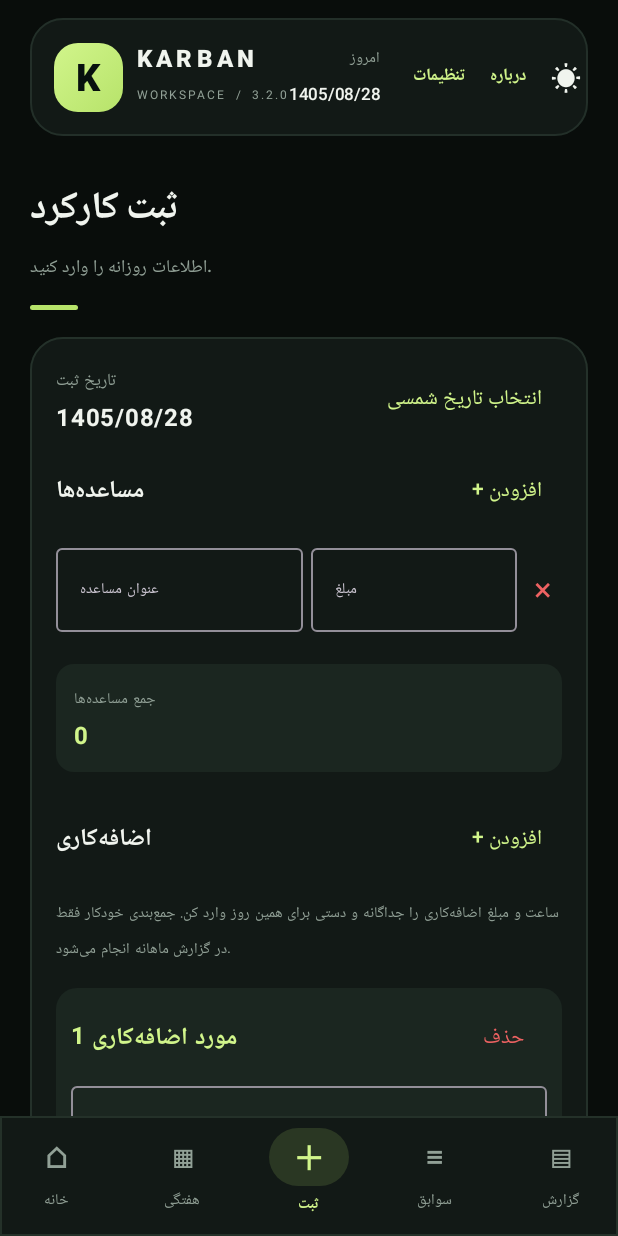
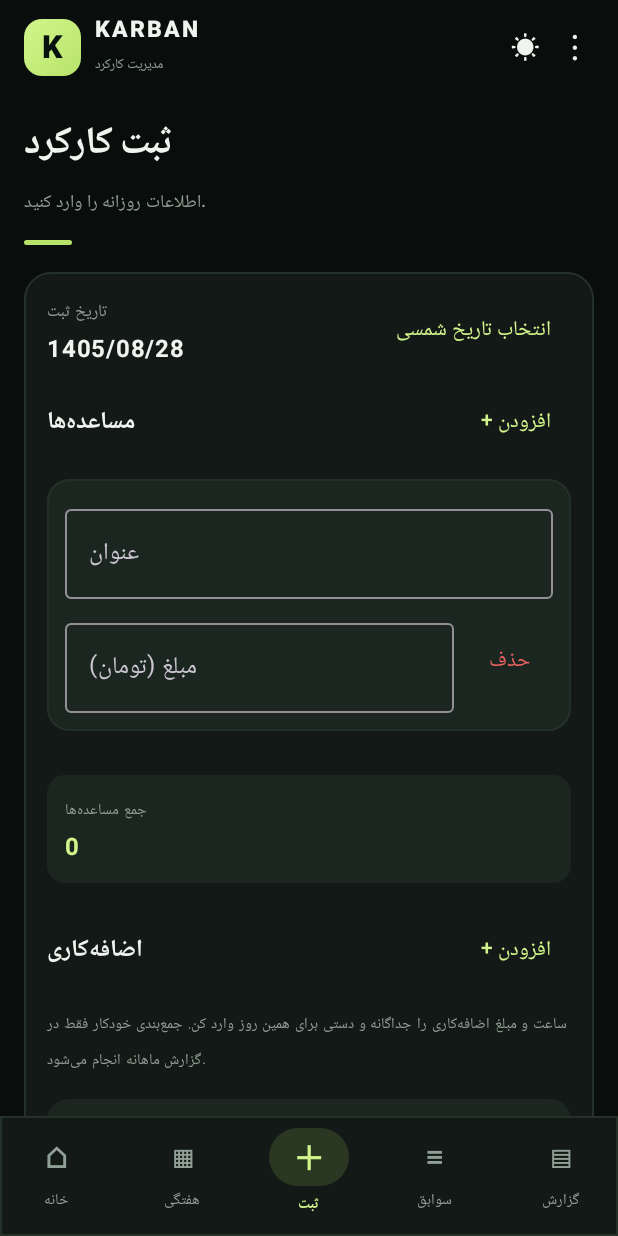
Before and after one commit to sointrn-ops/Karkard-Android, an Android app built with Jetpack Compose: the screen it shows after launch (MainActivity), item 3 of the bottom bar chosen, on a phone screen of 412 x 824 dp. Run offline under Robolectric (Android 15) with nearby library versions, the phone set to English and light mode, and no system bars.

Commit message:
Polish KARBAN mobile layout and improve spacing across screens

```diff
--- a/app/src/main/java/ir/example/karkard/MainActivity.kt
+++ b/app/src/main/java/ir/example/karkard/MainActivity.kt
@@ -225,6 +225,7 @@ private fun KarbanApp(
     var deleteTarget by remember { mutableStateOf<WorkRecord?>(null) }
     var pendingRestore by remember { mutableStateOf<List<WorkRecord>?>(null) }
     var showCalendar by remember { mutableStateOf(false) }
+    var showHeaderMenu by remember { mutableStateOf(false) }
     var calendarYear by remember { mutableIntStateOf(jalaliParts(LocalDate.parse(selectedDate)).first) }
     var calendarMonth by remember { mutableIntStateOf(jalaliParts(LocalDate.parse(selectedDate)).second) }
 
@@ -307,43 +308,31 @@ private fun KarbanApp(
                 }
             }
         ) { padding ->
-            Column(Modifier.fillMaxSize().background(background).padding(padding).padding(horizontal = 20.dp)) {
+            Column(Modifier.fillMaxSize().background(background).padding(padding).padding(horizontal = 16.dp)) {
                 Row(
-                    Modifier.fillMaxWidth()
-                        .padding(top = 12.dp, bottom = 18.dp)
-                        .border(1.dp, if (isLight) Color(0xFFE3E9ED) else Outline.copy(alpha = 0.75f), RoundedCornerShape(22.dp))
-                        .background(surface, RoundedCornerShape(22.dp))
-                        .padding(horizontal = 16.dp, vertical = 15.dp),
+                    Modifier.fillMaxWidth().padding(top = 7.dp, bottom = 10.dp),
                     horizontalArrangement = Arrangement.SpaceBetween,
                     verticalAlignment = Alignment.CenterVertically
                 ) {
-                    Row(verticalAlignment = Alignment.CenterVertically) {
-                        Box(
-                            Modifier.size(46.dp).background(androidx.compose.ui.graphics.Brush.linearGradient(listOf(AccentBright, Accent)), RoundedCornerShape(16.dp)),
-                            contentAlignment = Alignment.Center
-                        ) {
-                            Text("K", color = Color(0xFF07110E), fontSize = 25.sp, fontWeight = FontWeight.Black)
+                    Row(verticalAlignment = Alignment.CenterVertically, horizontalArrangement = Arrangement.spacedBy(9.dp)) {
+                        Box(Modifier.size(38.dp).background(androidx.compose.ui.graphics.Brush.linearGradient(listOf(AccentBright, Accent)), RoundedCornerShape(12.dp)), contentAlignment = Alignment.Center) {
+                            Text("K", color = Color(0xFF07110E), fontSize = 21.sp, fontWeight = FontWeight.Black)
                         }
-                        Spacer(Modifier.width(9.dp))
-                        Column {
-                            Text("KARBAN", color = foreground, fontWeight = FontWeight.Black, letterSpacing = 2.8.sp, fontSize = 16.sp)
-                            Text("WORKSPACE  /  3.2.0", color = secondary, fontSize = 8.sp, letterSpacing = 1.3.sp)
+                        Column(verticalArrangement = Arrangement.spacedBy(0.dp)) {
+                            Text("KARBAN", color = foreground, fontWeight = FontWeight.Black, letterSpacing = 2.sp, fontSize = 15.sp)
+                            Text("مدیریت کارکرد", color = secondary, fontSize = 9.sp)
                         }
                     }
-                    Row(verticalAlignment = Alignment.CenterVertically, horizontalArrangement = Arrangement.spacedBy(5.dp)) {
-                        Column(horizontalAlignment = Alignment.End) {
-                            Text("امروز", color = secondary, fontSize = 10.sp)
-                            Text(persianDate(LocalDate.now().toString()), color = foreground, fontSize = 11.sp, fontWeight = FontWeight.SemiBold)
+                    Row(verticalAlignment = Alignment.CenterVertically, horizontalArrangement = Arrangement.spacedBy(2.dp)) {
+                        Text(if (isLight) "☾" else "☀", color = foreground, fontSize = 19.sp,
+                            modifier = Modifier.clickable { isLight = !isLight; saveTheme(isLight) }.padding(9.dp))
+                        Box {
+                            Text("⋮", color = foreground, fontSize = 23.sp, modifier = Modifier.clickable { showHeaderMenu = true }.padding(horizontal = 9.dp, vertical = 5.dp))
+                            DropdownMenu(expanded = showHeaderMenu, onDismissRequest = { showHeaderMenu = false }) {
+                                DropdownMenuItem(text = { Text("تنظیمات") }, onClick = { showHeaderMenu = false; page = "settings" })
+                                DropdownMenuItem(text = { Text("درباره برنامه") }, onClick = { showHeaderMenu = false; page = "about" })
                             }
-                        Spacer(Modifier.width(5.dp))
-                        Text("تنظیمات", color = AccentBright, fontSize = 11.sp, fontWeight = FontWeight.SemiBold, modifier = Modifier.clickable { page = "settings" }.padding(horizontal = 5.dp, vertical = 8.dp))
-                        Text("درباره", color = AccentBright, fontSize = 11.sp, fontWeight = FontWeight.SemiBold, modifier = Modifier.clickable { page = "about" }.padding(horizontal = 5.dp, vertical = 8.dp))
-                        Text(
-                            if (isLight) "☾" else "☀",
-                            color = foreground,
-                            fontSize = 20.sp,
-                            modifier = Modifier.clickable { isLight = !isLight; saveTheme(isLight) }.padding(5.dp)
-                        )
+                        }
                     }
                 }
 
@@ -402,21 +391,30 @@ private fun KarbanApp(
                                     TextButton(onClick = { page = "week" }) { Text("مشاهده هفته") }
                                 }
                             }
-                            Row(Modifier.fillMaxWidth().padding(top = 12.dp), horizontalArrangement = Arrangement.spacedBy(9.dp)) {
-                                Column(Modifier.weight(1f).border(1.dp, Outline.copy(alpha = 0.65f), RoundedCornerShape(19.dp)).background(surface, RoundedCornerShape(19.dp)).padding(15.dp)) {
-                                    Text("روزهای ثبت‌شده", color = secondary, fontSize = 11.sp)
-                                    Text(records.size.toString(), color = foreground, fontSize = 25.sp, fontWeight = FontWeight.Bold)
-                                    Text("در کل", color = secondary, fontSize = 10.sp)
+                            Column(Modifier.fillMaxWidth().padding(top = 12.dp), verticalArrangement = Arrangement.spacedBy(9.dp)) {
+                                Row(Modifier.fillMaxWidth(), horizontalArrangement = Arrangement.spacedBy(9.dp)) {
+                                    Column(Modifier.weight(1f).border(1.dp, Outline.copy(alpha = 0.65f), RoundedCornerShape(16.dp)).background(surface, RoundedCornerShape(16.dp)).padding(13.dp)) {
+                                        Text("روزهای ثبت‌شده", color = secondary, fontSize = 10.sp)
+                                        Text(records.size.toString(), color = foreground, fontSize = 23.sp, fontWeight = FontWeight.Bold)
+                                        Text("در کل", color = secondary, fontSize = 9.sp)
                                     }
-                                Column(Modifier.weight(1f).background(surface, RoundedCornerShape(18.dp)).padding(14.dp)) {
-                                    Text("اضافه‌کاری", color = secondary, fontSize = 11.sp)
-                                    Text(monthOvertime.toString(), color = AccentBright, fontSize = 25.sp, fontWeight = FontWeight.Bold)
-                                    Text("ساعت این ماه", color = secondary, fontSize = 10.sp)
+                                    Column(Modifier.weight(1f).border(1.dp, Outline.copy(alpha = 0.65f), RoundedCornerShape(16.dp)).background(surface, RoundedCornerShape(16.dp)).padding(13.dp)) {
+                                        Text("اضافه‌کاری", color = secondary, fontSize = 10.sp)
+                                        Text(monthOvertime.toString(), color = AccentBright, fontSize = 23.sp, fontWeight = FontWeight.Bold)
+                                        Text("ساعت این ماه", color = secondary, fontSize = 9.sp)
                                     }
-                                Column(Modifier.weight(1f).background(surface, RoundedCornerShape(18.dp)).padding(14.dp)) {
-                                    Text("امروز", color = secondary, fontSize = 11.sp)
-                                    Text(todayRecords.size.toString(), color = foreground, fontSize = 25.sp, fontWeight = FontWeight.Bold)
-                                    Text("ثبت", color = secondary, fontSize = 10.sp)
+                                }
+                                Row(Modifier.fillMaxWidth(), horizontalArrangement = Arrangement.spacedBy(9.dp)) {
+                                    Column(Modifier.weight(1f).border(1.dp, Outline.copy(alpha = 0.65f), RoundedCornerShape(16.dp)).background(surface, RoundedCornerShape(16.dp)).padding(13.dp)) {
+                                        Text("ثبت امروز", color = secondary, fontSize = 10.sp)
+                                        Text(todayRecords.size.toString(), color = foreground, fontSize = 23.sp, fontWeight = FontWeight.Bold)
+                                        Text("گزارش", color = secondary, fontSize = 9.sp)
+                                    }
+                                    Column(Modifier.weight(1f).border(1.dp, Outline.copy(alpha = 0.65f), RoundedCornerShape(16.dp)).background(surface, RoundedCornerShape(16.dp)).padding(13.dp)) {
+                                        Text("مبلغ اضافه‌کاری", color = secondary, fontSize = 10.sp)
+                                        Text(monthOvertimeMoney.toString(), color = AccentBright, fontSize = 18.sp, fontWeight = FontWeight.Bold)
+                                        Text("تومان · این ماه", color = secondary, fontSize = 9.sp)
+                                    }
                                 }
                             }
                             Text("دسترسی سریع", color = foreground, fontSize = 17.sp, fontWeight = FontWeight.Bold, modifier = Modifier.padding(top = 19.dp, bottom = 9.dp))
@@ -680,6 +678,7 @@ private fun KarbanApp(
 
                         Heading("آرشیو سوابق", "جست‌وجو و مدیریت کارکردهای ثبت‌شده", foreground, secondary)
 
+                        Column(Modifier.fillMaxWidth(), verticalArrangement = Arrangement.spacedBy(8.dp)) {
                             Row(Modifier.fillMaxWidth(), horizontalArrangement = Arrangement.spacedBy(8.dp)) {
                                 Column(Modifier.weight(1f).background(surface, RoundedCornerShape(15.dp)).padding(12.dp)) {
                                     Text("کل سوابق", color = secondary, fontSize = 10.sp)
@@ -689,9 +688,10 @@ private fun KarbanApp(
                                     Text("نتیجه فیلتر", color = secondary, fontSize = 10.sp)
                                     Text(filteredRecords.size.toString(), color = AccentBright, fontSize = 22.sp, fontWeight = FontWeight.Black)
                                 }
-                            Column(Modifier.weight(1f).background(surface, RoundedCornerShape(15.dp)).padding(12.dp)) {
+                            }
+                            Column(Modifier.fillMaxWidth().background(surface, RoundedCornerShape(15.dp)).padding(horizontal = 12.dp, vertical = 9.dp)) {
                                 Text("ماه‌های دارای سابقه", color = secondary, fontSize = 10.sp)
-                                Text(monthGroups.toString(), color = foreground, fontSize = 22.sp, fontWeight = FontWeight.Black)
+                                Text(monthGroups.toString(), color = foreground, fontSize = 18.sp, fontWeight = FontWeight.Bold)
                             }
                         }
 
@@ -704,29 +704,23 @@ private fun KarbanApp(
                             placeholder = { Text("جست‌وجو در تاریخ، گزارش یا عنوان...") }
                         )
 
-                        Row(Modifier.fillMaxWidth().padding(vertical = 8.dp), horizontalArrangement = Arrangement.spacedBy(8.dp)) {
+                        Column(Modifier.fillMaxWidth().padding(vertical = 8.dp), verticalArrangement = Arrangement.spacedBy(7.dp)) {
+                            Row(Modifier.fillMaxWidth(), horizontalArrangement = Arrangement.spacedBy(8.dp)) {
                                 Box(Modifier.weight(1f)) {
-                                OutlinedButton(onClick = { monthMenuOpen = true }, modifier = Modifier.fillMaxWidth()) {
-                                    Text(monthNames[archiveMonth], maxLines = 1, color = foreground)
+                                    OutlinedButton(onClick = { monthMenuOpen = true }, modifier = Modifier.fillMaxWidth()) { Text(monthNames[archiveMonth], maxLines = 1, color = foreground) }
+                                    DropdownMenu(expanded = monthMenuOpen, onDismissRequest = { monthMenuOpen = false }) {
+                                        monthNames.forEachIndexed { index, name -> DropdownMenuItem(text = { Text(name) }, onClick = { archiveMonth = index; monthMenuOpen = false }) }
                                     }
-                                DropdownMenu(expanded = monthMenuOpen, onDismissRequest = { monthMenuOpen = false }) {
-                                    monthNames.forEachIndexed { index, name ->
-                                        DropdownMenuItem(text = { Text(name) }, onClick = { archiveMonth = index; monthMenuOpen = false })
+                                }
+                                Box(Modifier.weight(1f)) {
+                                    OutlinedButton(onClick = { yearMenuOpen = true }, modifier = Modifier.fillMaxWidth()) { Text(if (archiveYear == 0) "همه سال‌ها" else archiveYear.toString(), color = foreground) }
+                                    DropdownMenu(expanded = yearMenuOpen, onDismissRequest = { yearMenuOpen = false }) {
+                                        DropdownMenuItem(text = { Text("همه سال‌ها") }, onClick = { archiveYear = 0; yearMenuOpen = false })
+                                        availableYears.forEach { year -> DropdownMenuItem(text = { Text(year.toString()) }, onClick = { archiveYear = year; yearMenuOpen = false }) }
                                     }
                                 }
                             }
-                            Box(Modifier.weight(1f)) {
-                                OutlinedButton(onClick = { yearMenuOpen = true }, modifier = Modifier.fillMaxWidth()) {
-                                    Text(if (archiveYear == 0) "همه سال‌ها" else archiveYear.toString(), color = foreground)
-                                }
-                                DropdownMenu(expanded = yearMenuOpen, onDismissRequest = { yearMenuOpen = false }) {
-                                    DropdownMenuItem(text = { Text("همه سال‌ها") }, onClick = { archiveYear = 0; yearMenuOpen = false })
-                                    availableYears.forEach { year ->
-                                        DropdownMenuItem(text = { Text(year.toString()) }, onClick = { archiveYear = year; yearMenuOpen = false })
-                                    }
-                                }
-                            }
-                            TextButton(onClick = { search = ""; archiveMonth = 0; archiveYear = 0 }) { Text("پاک‌سازی") }
+                            TextButton(onClick = { search = ""; archiveMonth = 0; archiveYear = 0 }, modifier = Modifier.align(Alignment.End)) { Text("پاک‌سازی فیلترها") }
                         }
 
                         if (filteredRecords.isEmpty()) {
@@ -1043,7 +1037,7 @@ private fun Heading(title: String, subtitle: String, color: Color, muted: Color)
 }
 @Composable
 private fun Panel(color: Color, modifier: Modifier = Modifier, content: @Composable ColumnScope.() -> Unit) {
-    Column(modifier.fillMaxWidth().padding(bottom = 13.dp).border(1.dp, Outline.copy(alpha = 0.82f), RoundedCornerShape(22.dp)).background(color, RoundedCornerShape(22.dp)).padding(horizontal = 17.dp, vertical = 18.dp), verticalArrangement = Arrangement.spacedBy(13.dp), content = content)
+    Column(modifier.fillMaxWidth().padding(bottom = 13.dp).border(1.dp, Outline.copy(alpha = 0.82f), RoundedCornerShape(18.dp)).background(color, RoundedCornerShape(18.dp)).padding(horizontal = 15.dp, vertical = 15.dp), verticalArrangement = Arrangement.spacedBy(13.dp), content = content)
 }
 @Composable
 private fun Metric(label: String, value: String, surface: Color, muted: Color, modifier: Modifier = Modifier) {
@@ -1062,16 +1056,34 @@ private fun PrimaryButton(label: String, action: () -> Unit) {
 @Composable
 private fun ItemEditor(items: List<WorkItem>, titleHint: String, valueHint: String, background: Color, onChange: (List<WorkItem>) -> Unit) {
     items.forEachIndexed { index, item ->
-        Row(Modifier.fillMaxWidth(), verticalAlignment = Alignment.CenterVertically, horizontalArrangement = Arrangement.spacedBy(5.dp)) {
-            OutlinedTextField(item.title, { value -> onChange(items.toMutableList().also { it[index] = item.copy(title = value) }) },
-                modifier = Modifier.weight(1.2f), placeholder = { Text(titleHint, fontSize = 10.sp) }, singleLine = true)
-            OutlinedTextField(if (item.value == 0.0) "" else item.value.toString(), { value ->
-                onChange(items.toMutableList().also { it[index] = item.copy(value = value.toDoubleOrNull()?.coerceAtLeast(0.0) ?: 0.0) })
-            }, modifier = Modifier.weight(1f), placeholder = { Text(valueHint, fontSize = 10.sp) },
-                keyboardOptions = KeyboardOptions(keyboardType = KeyboardType.Decimal), singleLine = true)
-            Text("×", color = Color(0xFFED6262), fontSize = 22.sp, modifier = Modifier.clickable {
-                onChange(items.toMutableList().also { it.removeAt(index) }.ifEmpty { listOf(WorkItem("", 0.0)) })
-            }.padding(6.dp))
+        Column(
+            Modifier.fillMaxWidth().padding(bottom = 8.dp)
+                .border(1.dp, Outline.copy(alpha = 0.65f), RoundedCornerShape(15.dp))
+                .background(background, RoundedCornerShape(15.dp)).padding(12.dp),
+            verticalArrangement = Arrangement.spacedBy(8.dp)
+        ) {
+            OutlinedTextField(
+                value = item.title,
+                onValueChange = { value -> onChange(items.toMutableList().also { it[index] = item.copy(title = value) }) },
+                modifier = Modifier.fillMaxWidth(),
+                placeholder = { Text(titleHint) },
+                label = { Text("عنوان") },
+                singleLine = true
+            )
+            Row(Modifier.fillMaxWidth(), verticalAlignment = Alignment.CenterVertically, horizontalArrangement = Arrangement.spacedBy(8.dp)) {
+                OutlinedTextField(
+                    value = if (item.value == 0.0) "" else item.value.toString(),
+                    onValueChange = { value -> onChange(items.toMutableList().also { it[index] = item.copy(value = value.toDoubleOrNull()?.coerceAtLeast(0.0) ?: 0.0) }) },
+                    modifier = Modifier.weight(1f),
+                    placeholder = { Text(valueHint) },
+                    label = { Text("مبلغ (تومان)") },
+                    keyboardOptions = KeyboardOptions(keyboardType = KeyboardType.Decimal),
+                    singleLine = true
+                )
+                TextButton(onClick = { onChange(items.toMutableList().also { it.removeAt(index) }.ifEmpty { listOf(WorkItem("", 0.0)) }) }) {
+                    Text("حذف", color = Color(0xFFED6262))
+                }
+            }
         }
     }
 }
```
Lines whose indentation alone changed are shown as unchanged.
